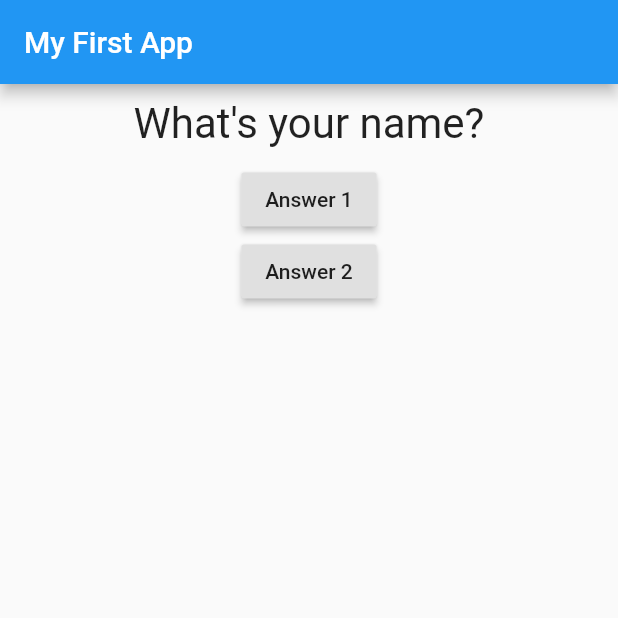
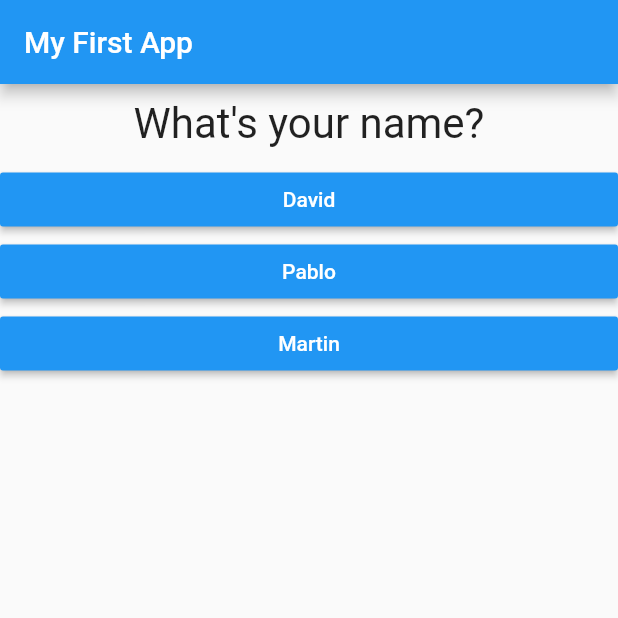
Before and after one commit to Flutter-Streamliner/SimpleQuizApp, a Flutter app: the screen it shows after launch, on a phone screen of 412 x 824 dp, the top half of it. Run offline on Flutter 3.47's test engine with Material 2 defaults, Android fonts, the phone set to English and light mode, and no system bars.

Commit message:
added answer widget

```diff
--- /dev/null
+++ b/lib/answer.dart
@@ -0,0 +1,22 @@
+import 'package:flutter/material.dart';
+
+class Answer extends StatelessWidget {
+
+  final Function callback;
+  final String answerText;
+
+  Answer(this.callback, this.answerText);
+
+  @override
+  Widget build(BuildContext context) {
+    return Container(
+      width: double.infinity,
+      child: RaisedButton(
+        color: Colors.blue,
+        textColor: Colors.white,
+        child: Text(answerText),
+        onPressed: callback,
+      ),
+    );
+  }
+}
--- a/lib/main.dart
+++ b/lib/main.dart
@@ -1,6 +1,7 @@
 import 'package:flutter/material.dart';
 
 import 'package:simple_quiz_app/question.dart';
+import 'package:simple_quiz_app/answer.dart';
 
 main() => runApp(MyApp());
 
@@ -13,11 +14,21 @@ class MyApp extends StatefulWidget {
 
 class _MyAppState extends State<MyApp> {
 
-  var _questions = ['What\'s your name?', 'How do you do?'];
+  var _questions = [
+    {'questionText' : 'What\'s your name?',
+    'answers' : ['David', 'Pablo', 'Martin']
+    },
+    {'questionText' : 'How do you do?',
+    'answers' : ['good', 'fine', 'ok']
+    },
+    {'questionText' : 'What\'s your favourite color?',
+    'answers' : ['black', 'white', 'red']
+    },
+  ];
 
   var _questionIndex = 0;
 
-  void _answerQuestion() {
+  void _answerCallback() {
     setState(() {
       _questionIndex += 1;
     });
@@ -33,15 +44,10 @@ class _MyAppState extends State<MyApp> {
         ),
         body: Column(
           children: <Widget>[
-            Question(_questions[_questionIndex]),
-            RaisedButton(
-              child: Text('Answer 1'),
-              onPressed: _answerQuestion,
-            ),
-            RaisedButton(
-              child: Text('Answer 2'),
-              onPressed: _answerQuestion,
-            ),
+            Question(_questions[_questionIndex]['questionText']),
+            ...(_questions[_questionIndex]['answers'] as List<String>).map((answer){
+              return Answer(_answerCallback, answer);
+            }).toList(),
           ],
         ),
       ),
```
